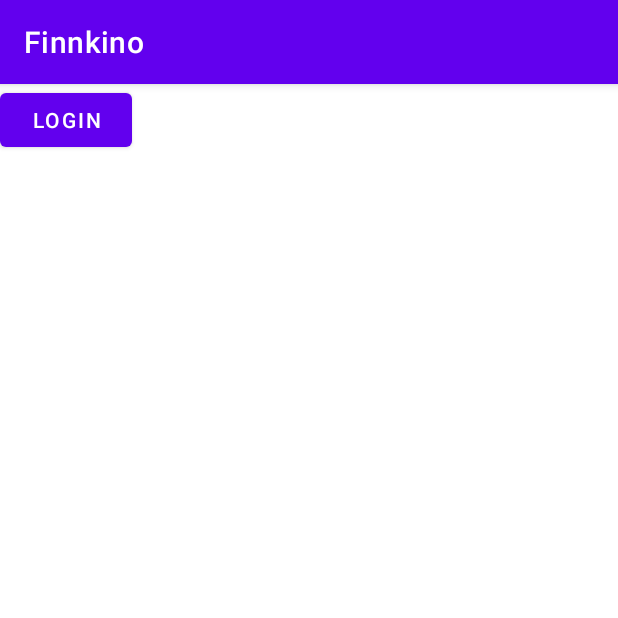
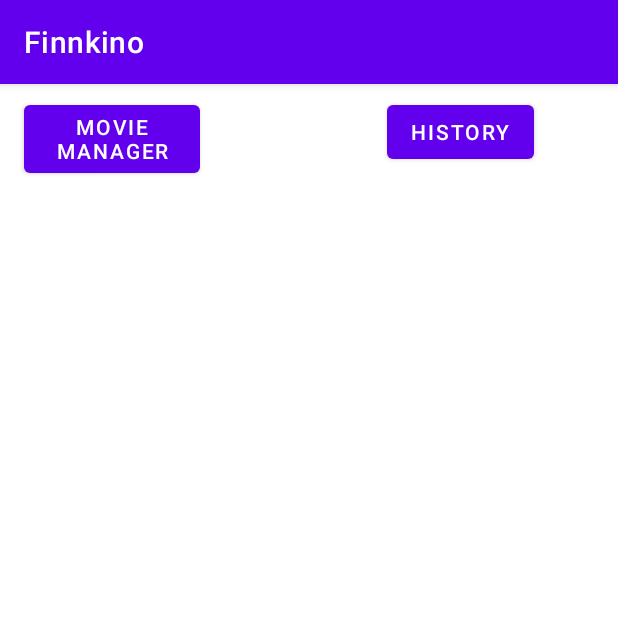
Before and after one commit to DeveloperLauri/FinnkinoApp, an Android app: the screen it shows after launch (MainActivity before the commit, MainActivity2 after it), after a tap on "LOGIN", on a phone screen of 412 x 824 dp, the top half of it. Run offline under Robolectric (Android 15) with nearby library versions, the phone set to English and light mode, and no system bars.

Commit message:
Olio-ohjelmoinnin HT Finnkino

```diff
--- a/app/src/main/java/com/oliot5/finnkino/MainActivity2.java
+++ b/app/src/main/java/com/oliot5/finnkino/MainActivity2.java
@@ -6,6 +6,8 @@ import androidx.fragment.app.FragmentManager;
 import androidx.fragment.app.FragmentTransaction;
 
 import android.os.Bundle;
+import android.view.View;
+import android.widget.Button;
 
 public class MainActivity2 extends AppCompatActivity {
 
@@ -14,12 +16,30 @@ public class MainActivity2 extends AppCompatActivity {
         super.onCreate(savedInstanceState);
         setContentView(R.layout.activity_main2);
 
+        View.OnClickListener listener = new View.OnClickListener() {
             Fragment fragment;
 
+            @Override
+            public void onClick(View view) {
+                if ( view == findViewById(R.id.MovieManagerButton)){
+                    System.out.println("Moikka");
                     fragment = new Fragment_Main();
+                } else {
+                    fragment = new Fragment_history();
+                    System.out.println("Help me!");
+                }
+
                 FragmentManager manager = getSupportFragmentManager();
                 FragmentTransaction transaction = manager.beginTransaction();
                 transaction.replace(R.id.fragmentwindow,fragment);
                 transaction.commit();
             }
+        };
+
+        Button movieManagerButton = findViewById(R.id.MovieManagerButton);
+        movieManagerButton.setOnClickListener(listener);
+        Button historyButton = findViewById(R.id.historyButton);
+        historyButton.setOnClickListener(listener);
+
     }
+}
--- a/app/src/main/res/layout/activity_main2.xml
+++ b/app/src/main/res/layout/activity_main2.xml
@@ -8,12 +8,34 @@
 
     <FrameLayout
         android:id="@+id/fragmentwindow"
-        android:layout_width="409dp"
-        android:layout_height="729dp"
+        android:layout_width="413dp"
+        android:layout_height="597dp"
+        android:layout_marginTop="150dp"
         app:layout_constraintBottom_toBottomOf="parent"
         app:layout_constraintEnd_toEndOf="parent"
         app:layout_constraintStart_toStartOf="parent"
-        app:layout_constraintTop_toTopOf="parent">
+        app:layout_constraintTop_toTopOf="parent"
+        app:layout_constraintVertical_bias="0.738">
 
     </FrameLayout>
+
+    <Button
+        android:id="@+id/MovieManagerButton"
+        android:layout_width="117dp"
+        android:layout_height="57dp"
+        android:layout_marginStart="16dp"
+        android:layout_marginTop="8dp"
+        android:text="Movie Manager"
+        app:layout_constraintStart_toStartOf="parent"
+        app:layout_constraintTop_toTopOf="parent" />
+
+    <Button
+        android:id="@+id/historyButton"
+        android:layout_width="wrap_content"
+        android:layout_height="wrap_content"
+        android:layout_marginTop="8dp"
+        android:layout_marginEnd="56dp"
+        android:text="History"
+        app:layout_constraintEnd_toEndOf="parent"
+        app:layout_constraintTop_toTopOf="parent" />
 </androidx.constraintlayout.widget.ConstraintLayout>
```
Also changed, not shown: app/src/main/AndroidManifest.xml (+6 -1 lines), app/src/main/java/com/oliot5/finnkino/Fragment_history.java (added, +20 -0 lines), app/src/main/res/layout/fr_history.xml (added, +17 -0 lines), app/src/main/res/layout/testi.xml (+5 -5 lines), 1 other file. Lines whose indentation alone changed are shown as unchanged.
